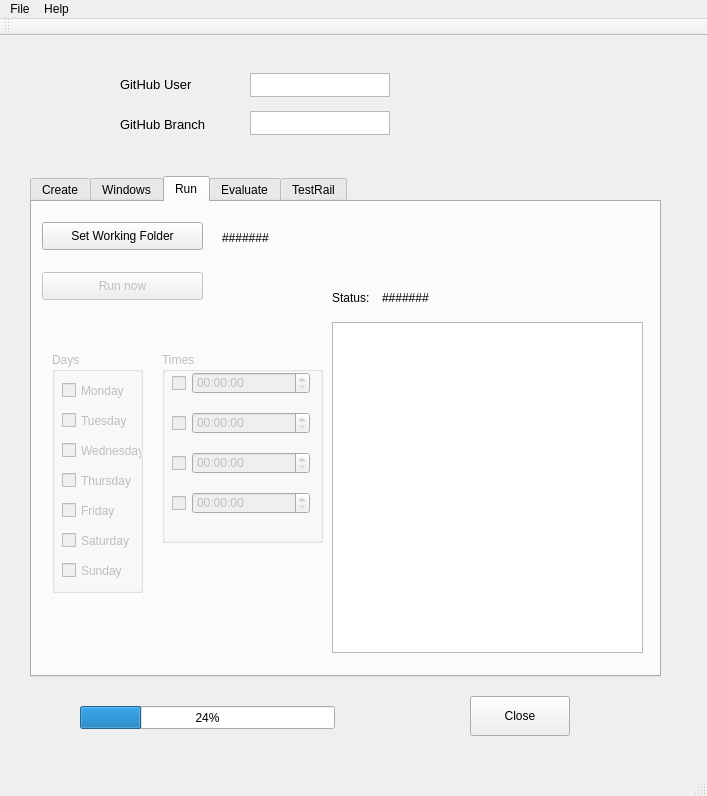
Old version of the form tools/auto-tester/src/ui/AutoTester.ui in the repository vircadia/vircadia-native-core.
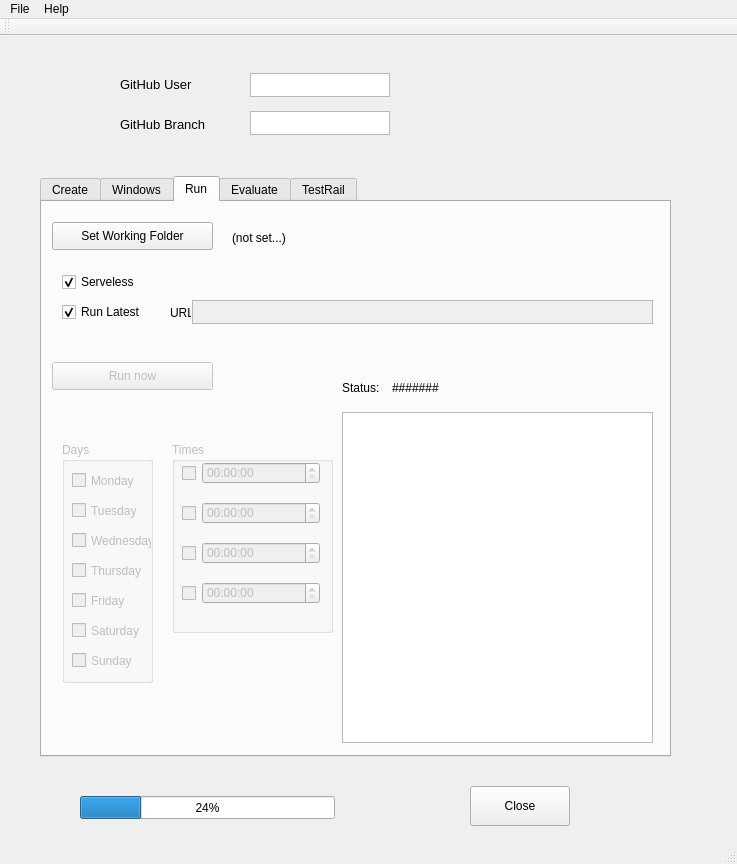
New version of the form.

```diff
--- a/tools/auto-tester/src/ui/AutoTester.ui
+++ b/tools/auto-tester/src/ui/AutoTester.ui
@@ -6,8 +6,8 @@
    <rect>
     <x>0</x>
     <y>0</y>
-    <width>707</width>
-    <height>796</height>
+    <width>737</width>
+    <height>864</height>
    </rect>
   </property>
   <property name="sizePolicy">
@@ -24,7 +24,7 @@
     <property name="geometry">
      <rect>
       <x>470</x>
-      <y>660</y>
+      <y>750</y>
       <width>100</width>
       <height>40</height>
      </rect>
@@ -36,10 +36,10 @@
    <widget class="QTabWidget" name="tabWidget">
     <property name="geometry">
      <rect>
-      <x>30</x>
+      <x>40</x>
       <y>140</y>
       <width>631</width>
-      <height>501</height>
+      <height>581</height>
      </rect>
     </property>
     <property name="currentIndex">
@@ -196,7 +196,7 @@
       <property name="geometry">
        <rect>
         <x>10</x>
-        <y>70</y>
+        <y>160</y>
         <width>161</width>
         <height>28</height>
        </rect>
@@ -212,7 +212,7 @@
       <property name="geometry">
        <rect>
         <x>20</x>
-        <y>150</y>
+        <y>240</y>
         <width>91</width>
         <height>241</height>
        </rect>
@@ -319,7 +319,7 @@
       <property name="geometry">
        <rect>
         <x>130</x>
-        <y>150</y>
+        <y>240</y>
         <width>161</width>
         <height>191</height>
        </rect>
@@ -443,14 +443,14 @@
        </rect>
       </property>
       <property name="text">
-       <string>#######</string>
+       <string>(not set...)</string>
       </property>
      </widget>
      <widget class="QPlainTextEdit" name="plainTextEdit">
       <property name="geometry">
        <rect>
         <x>300</x>
-        <y>120</y>
+        <y>210</y>
         <width>311</width>
         <height>331</height>
        </rect>
@@ -460,7 +460,7 @@
       <property name="geometry">
        <rect>
         <x>300</x>
-        <y>80</y>
+        <y>170</y>
         <width>41</width>
         <height>31</height>
        </rect>
@@ -473,7 +473,7 @@
       <property name="geometry">
        <rect>
         <x>350</x>
-        <y>80</y>
+        <y>170</y>
         <width>271</width>
         <height>31</height>
        </rect>
@@ -482,6 +482,70 @@
        <string>#######</string>
       </property>
      </widget>
+     <widget class="QCheckBox" name="checkBoxServerless">
+      <property name="geometry">
+       <rect>
+        <x>20</x>
+        <y>70</y>
+        <width>120</width>
+        <height>20</height>
+       </rect>
+      </property>
+      <property name="toolTip">
+       <string>&lt;html&gt;&lt;head/&gt;&lt;body&gt;&lt;p&gt;If unchecked, will not show results during evaluation&lt;/p&gt;&lt;/body&gt;&lt;/html&gt;</string>
+      </property>
+      <property name="text">
+       <string>Serveless</string>
+      </property>
+      <property name="checked">
+       <bool>true</bool>
+      </property>
+     </widget>
+     <widget class="QCheckBox" name="checkBoxRunLatest">
+      <property name="geometry">
+       <rect>
+        <x>20</x>
+        <y>100</y>
+        <width>120</width>
+        <height>20</height>
+       </rect>
+      </property>
+      <property name="toolTip">
+       <string>&lt;html&gt;&lt;head/&gt;&lt;body&gt;&lt;p&gt;If unchecked, will not show results during evaluation&lt;/p&gt;&lt;/body&gt;&lt;/html&gt;</string>
+      </property>
+      <property name="text">
+       <string>Run Latest</string>
+      </property>
+      <property name="checked">
+       <bool>true</bool>
+      </property>
+     </widget>
+     <widget class="QTextEdit" name="urlTextEdit">
+      <property name="enabled">
+       <bool>false</bool>
+      </property>
+      <property name="geometry">
+       <rect>
+        <x>150</x>
+        <y>98</y>
+        <width>461</width>
+        <height>24</height>
+       </rect>
+      </property>
+     </widget>
+     <widget class="QLabel" name="workingFolderLabel_3">
+      <property name="geometry">
+       <rect>
+        <x>128</x>
+        <y>95</y>
+        <width>21</width>
+        <height>31</height>
+       </rect>
+      </property>
+      <property name="text">
+       <string>URL</string>
+      </property>
+     </widget>
     </widget>
     <widget class="QWidget" name="tab_2">
      <attribute name="title">
@@ -651,7 +715,7 @@
     <property name="geometry">
      <rect>
       <x>80</x>
-      <y>670</y>
+      <y>760</y>
       <width>255</width>
       <height>23</height>
      </rect>
@@ -666,7 +730,7 @@
     <rect>
      <x>0</x>
      <y>0</y>
-     <width>707</width>
+     <width>737</width>
      <height>21</height>
     </rect>
    </property>
```
